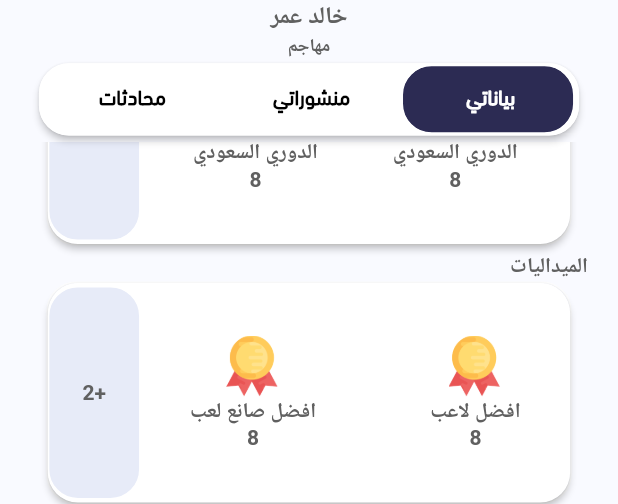
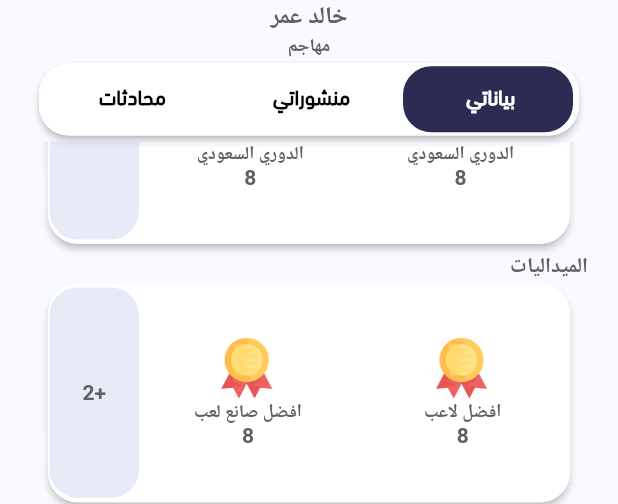
Before and after one commit to medoplay10/CvSporthelmy, a Flutter app: the MainScreen screen opened directly, item 2 of the bottom bar chosen, scrolled down 451 dp, on a phone screen of 412 x 824 dp, the part 220-724 px from its top. Run offline on Flutter 3.47's test engine with Material 2 defaults, Android fonts, the phone set to English and light mode, and no system bars; drawn by our look-alikes of flutter_snake_navigationbar; our stand-ins replace carousel_slider, datetime_picker_formfield, easy_localization, flutter_screenutil, font_awesome_flutter, intl_phone_number_input and 1 more; missing offline and left inert: fa_stepper, flutter_number_picker, sphere_bottom_navigation_bar; network calls fail; Roboto replaces fonts that are missing (Tajawal-Regular).

Commit message:
-update ui 6

```diff
--- a/lib/Pages/TapsProfileScreen/MyDataProfileScreen.dart
+++ b/lib/Pages/TapsProfileScreen/MyDataProfileScreen.dart
@@ -108,12 +108,12 @@ class MyDataProfileScreen extends StatelessWidget {
                 SizedBox(
                   width: 5,
                 ),
-                Text(title, style: TextStyle(fontSize: 16)),
+                Text(title, style: TextStyle(fontSize: 14)),
               ],
             ),
             Text(
               content,
-              style: TextStyle(fontSize: 16, color: Color(0xff2C2B53)),
+              style: TextStyle(fontSize: 14, color: Color(0xff2C2B53)),
             ),
           ],
         ),
@@ -186,7 +186,7 @@ class MyDataProfileScreen extends StatelessWidget {
       width: MediaQuery.of(context).size.width * 0.85,
       height: MediaQuery.of(context).size.height * 0.18,
       decoration: BoxDecoration(
-        //   color: BackgroundColor,
+        //     color: BackgroundColor,
           borderRadius: BorderRadius.circular(20),
           border: Border.all(color: Colors.white)),
       child: Card(
@@ -194,49 +194,55 @@ class MyDataProfileScreen extends StatelessWidget {
         elevation: 2,
         shape: RoundedRectangleBorder(borderRadius: BorderRadius.circular(20)),
         child: Row(
-          mainAxisAlignment: MainAxisAlignment.spaceEvenly,
           children: [
             Expanded(
               child: Container(
-                margin: EdgeInsets.symmetric(horizontal: 20, vertical: 18),
+                margin: EdgeInsets.symmetric(horizontal: 8, vertical: 18),
                 child: Row(
                   mainAxisAlignment: MainAxisAlignment.spaceEvenly,
                   children: [
-                    SingleChildScrollView(
+                    Container(
+                      width: 100,
+                      child: SingleChildScrollView(
                         child: Column(
                           children: [
                             Image.asset(
                               "assets/images/trophy.png",
+                              fit: BoxFit.fill,
                               height: MediaQuery.of(context).size.height * 0.05,
                             ),
-                          Text("الدوري السعودي"),
+                            Text(
+                              "الدوري السعودي",
+                              style: TextStyle(fontSize: 12),
+                            ),
                             Text("8")
                           ],
                         ),
                       ),
-                    SizedBox(
-                      width: (20 / MediaQuery.of(context).size.width) *
-                          MediaQuery.of(context).size.width,
                     ),
-                    SingleChildScrollView(
+                    SizedBox(width: 10),
+                    Container(
+                      width: 100,
+                      child: SingleChildScrollView(
                         child: Column(
                           children: [
                             Image.asset(
                               "assets/images/trophy.png",
+                              fit: BoxFit.fill,
                               height: MediaQuery.of(context).size.height * 0.05,
                             ),
-                          Text("الدوري السعودي"),
+                            Text("الدوري السعودي",
+                                style: TextStyle(fontSize: 12)),
                             Text("8")
                           ],
+                        ),
                       ),
                     ),
                   ],
                 ),
               ),
             ),
-            InkWell(
-              onTap: () => displayBottomSheet(context),
-              child: Container(
+            Container(
               alignment: Alignment.center,
               margin: EdgeInsets.symmetric(vertical: 2),
               decoration: BoxDecoration(
@@ -245,8 +251,7 @@ class MyDataProfileScreen extends StatelessWidget {
                   border: Border.all(color: Colors.white)),
               //         height: MediaQuery.of(context).size.height * 0.40,
               width: MediaQuery.of(context).size.width * 0.15,
-                child: Text("+10"),
-              ),
+              child: Text("+2"),
             )
           ],
         ),
@@ -276,32 +281,38 @@ class MyDataProfileScreen extends StatelessWidget {
                 child: Row(
                   mainAxisAlignment: MainAxisAlignment.spaceEvenly,
                   children: [
-                    SingleChildScrollView(
+                    Container(
+                      width: 100,
+                      child: SingleChildScrollView(
                         child: Column(
                           children: [
                             Image.asset(
                               "assets/images/medal.png",
+                              fit: BoxFit.fill,
                               height: MediaQuery.of(context).size.height * 0.05,
                             ),
-                          Text("افضل لاعب"),
+                            Text("افضل لاعب", style: TextStyle(fontSize: 12)),
                             Text("8")
                           ],
                         ),
                       ),
-                    SizedBox(
-                      width: (20 / MediaQuery.of(context).size.width) *
-                          MediaQuery.of(context).size.width,
                     ),
-                    SingleChildScrollView(
+                    SizedBox(width: 10),
+                    Container(
+                      width: 100,
+                      child: SingleChildScrollView(
                         child: Column(
                           children: [
                             Image.asset(
                               "assets/images/medal.png",
+                              fit: BoxFit.fill,
                               height: MediaQuery.of(context).size.height * 0.05,
                             ),
-                          Text("افضل صانع لعب"),
+                            Text("افضل صانع لعب",
+                                style: TextStyle(fontSize: 12)),
                             Text("8")
                           ],
+                        ),
                       ),
                     ),
                   ],
--- a/lib/Pages/home/CategoryScreen.dart
+++ b/lib/Pages/home/CategoryScreen.dart
@@ -105,12 +105,6 @@ class _CategoryScreenState extends State<CategoryScreen> {
             "https://sportstalk1260.com/wp-content/uploads/2020/03/football-history.jpg"),
   ];
 
-  @override
-  void initState() {
-    Provider.of<ProviderConstants>(context, listen: false)
-        .ChangeIndexTap(Value: 0);
-    super.initState();
-  }
 
   @override
   Widget build(BuildContext context) {
--- a/lib/Pages/home/SettingScreen.dart
+++ b/lib/Pages/home/SettingScreen.dart
@@ -14,12 +14,6 @@ class SettingScreen extends StatefulWidget {
 class _SettingScreenState extends State<SettingScreen> {
   bool SwitchValue = false;
 
-  @override
-  void initState() {
-    Provider.of<ProviderConstants>(context, listen: false)
-        .ChangeIndexTap(Value: 0);
-    super.initState();
-  }
 
   @override
   Widget build(BuildContext context) {
--- a/lib/Pages/home/VoteScreen.dart
+++ b/lib/Pages/home/VoteScreen.dart
@@ -15,12 +15,6 @@ class VoteScreen extends StatefulWidget {
 class _VoteScreenState extends State<VoteScreen> {
   String sortValueFilter;
 
-  @override
-  void didChangeDependencies() {
-    Provider.of<ProviderConstants>(context, listen: false)
-        .ChangeIndexTap(Value: 0);
-    super.didChangeDependencies();
-  }
 
   @override
   Widget build(BuildContext context) {
--- a/lib/Widgets/newsCards.dart
+++ b/lib/Widgets/newsCards.dart
@@ -26,9 +26,8 @@ class NewsCard extends StatelessWidget {
               child: Image.network(
                 mainImage,
                 fit: BoxFit.cover,
-                height: 110,
-                width: (165 / MediaQuery.of(context).size.width) *
-                    MediaQuery.of(context).size.width,
+                height: MediaQuery.of(context).size.height * .15,
+                width: MediaQuery.of(context).size.width * .4,
               )),
         ),
         SizedBox(
```
Also changed, not shown: lib/Pages/Category/ShowInormationScreen.dart (+40 -49 lines), lib/Pages/home/HomeScreen.dart (+6 -16 lines), lib/Pages/home/MainScreen.dart (+9 -1 lines). Lines whose indentation alone changed are shown as unchanged.
